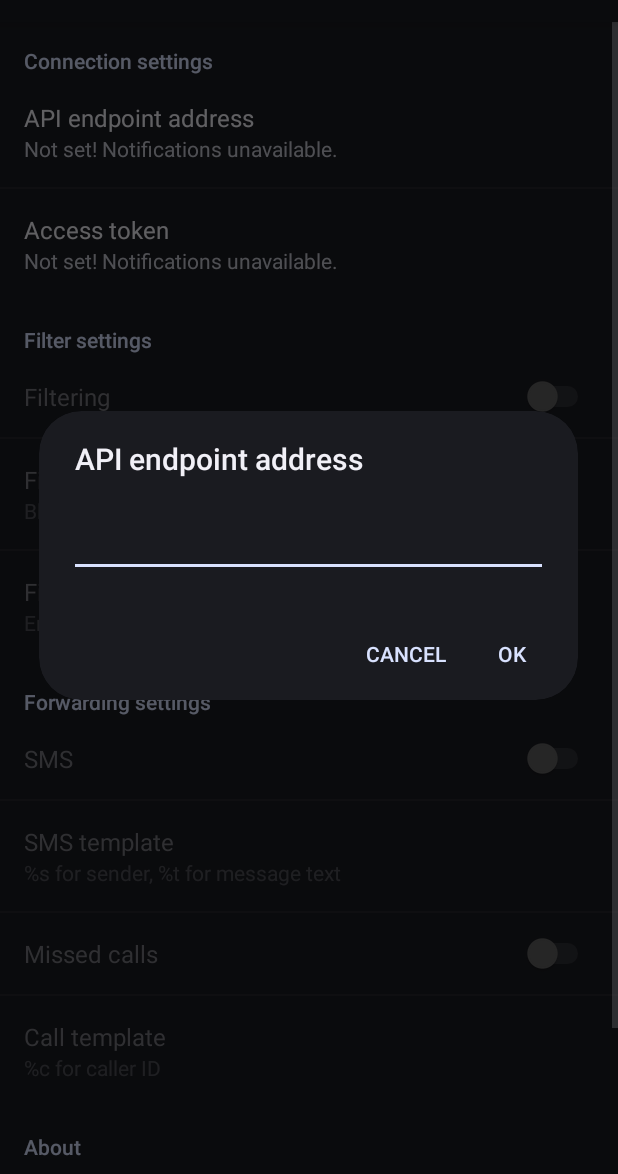
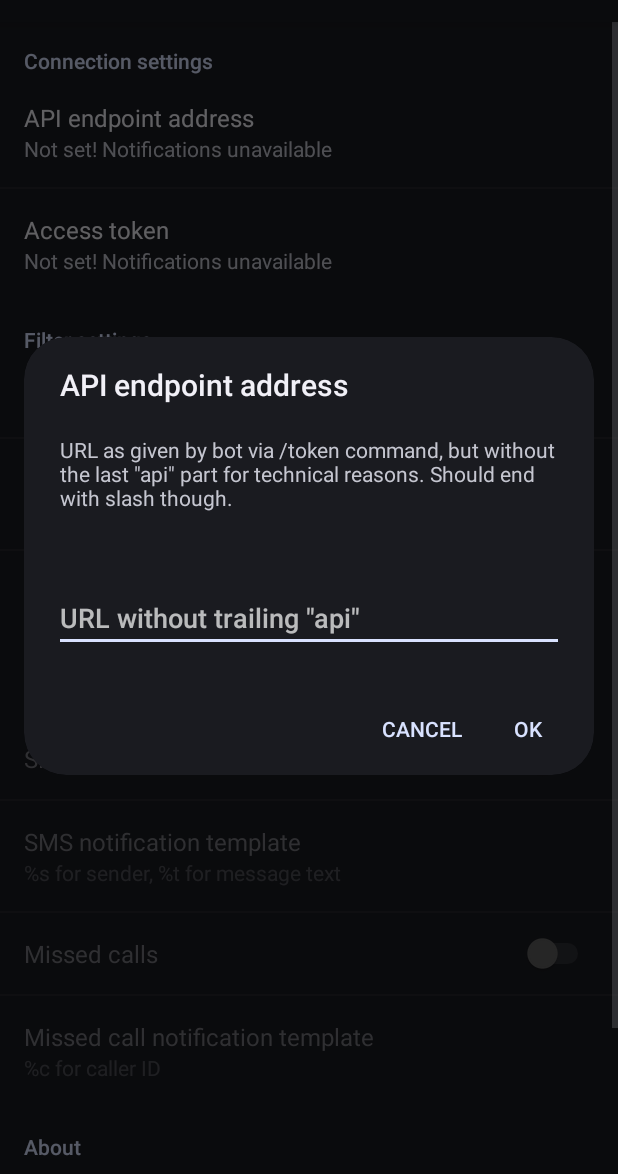
Before and after one commit to bnfour/phone-webapi-forwarder, an Android app: the screen it shows after launch (MainPreferencesActivity), after a tap on "API endpoint address", on a phone screen of 412 x 824 dp, the part 62-1236 px from its top. Run offline under Robolectric (Android 15) with nearby library versions, the phone set to English and light mode, and no system bars; 1 other tap on this screen came first.

Commit message:
preferences changes, preparations for further refining and validation

```diff
--- a/app/src/main/res/values/strings.xml
+++ b/app/src/main/res/values/strings.xml
@@ -11,20 +11,25 @@
     <string name="filter_list_entry_number">Entries: </string>
     <string name="forward_header">Forwarding settings</string>
     <string name="sms_forward_toggle">SMS</string>
-    <string name="sms_template">SMS template</string>
+    <string name="sms_template">SMS notification template</string>
     <string name="call_forward_toggle">Missed calls</string>
-    <string name="call_template">Call template</string>
+    <string name="call_template">Missed call notification template</string>
     <string name="about_header">About</string>
     <string name="app_desc">by bnfour, September 2018</string>
     <string name="oss_title">Open-source! (MIT)</string>
     <string name="oss_desc">Code lives at GitHub</string>
-    <string name="connection_not_set">Not set! Notifications unavailable.</string>
-    <string name="bad_token">This is not a valid token. Please re-check.</string>
+    <string name="connection_not_set">Not set! Notifications unavailable</string>
+    <string name="connection_set_okay">Set. Tap to view/edit</string>
+    <string name="bad_token">Not a valid token. Please re-check</string>
+    <string name="bad_endpoint">Not a valid endpoint address. Please re-check</string>
     <string name="sms_template_hint">%s for sender, %t for message text</string>
     <string name="calls_template_hint">%c for caller ID</string>
     <string name="sms_template_default">%s:\n%t</string>
     <string name="calls_template_default">Missed call from %c</string>
     <string name="token_regex">[0-9a-zA-Z+=]{16}</string>
+    <string name="endpoint_hint">URL as given by bot via /token command, but without the last \"api\" part for technical reasons. Should end with slash though.</string>
+    <string name="endpoint_hint_short">URL without trailing \"api\"</string>
+    <string name="token_hint_short">Exactly 16 characters long</string>
     <!-- additional filter text, copied from sms forwarder -->
     <string-array name="filter_types">
         <item>Blacklist</item>
--- a/app/src/main/res/xml/preferences.xml
+++ b/app/src/main/res/xml/preferences.xml
@@ -4,10 +4,13 @@
         android:title="@string/connection_header">
         <EditTextPreference
             android:key="api_endpoint_url"
-            android:title="@string/endpoint_title"/>
+            android:title="@string/endpoint_title"
+            android:dialogMessage="@string/endpoint_hint"
+            android:hint="@string/endpoint_hint_short"/>
         <EditTextPreference
             android:key="api_token"
-            android:title="@string/token_title"/>
+            android:title="@string/token_title"
+            android:hint="@string/token_hint_short"/>
     </PreferenceCategory>
     <PreferenceCategory
         android:title="@string/filter_header">
```
